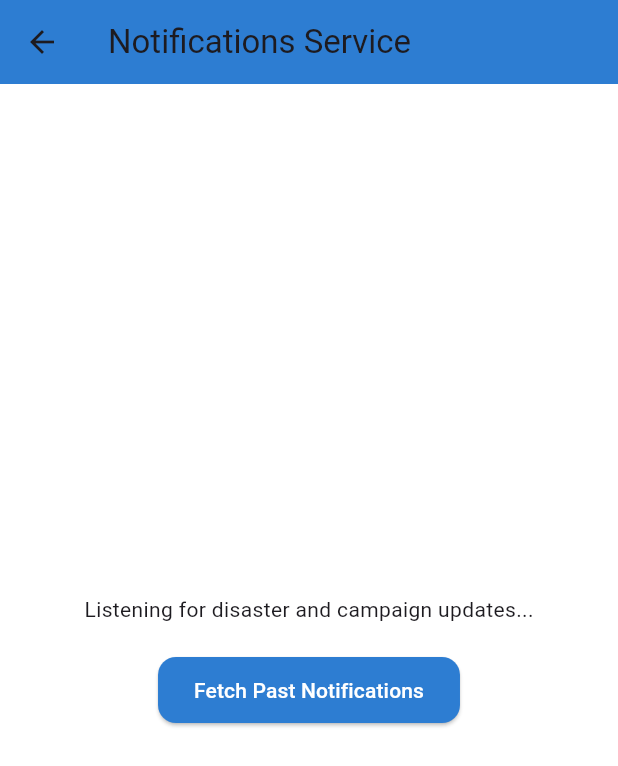
After one commit to kxlyani/app_advent_krew_AB2_11, a Flutter app: the NotificationPage screen opened directly, after a tap on "Fetch Past Notifications", on a phone screen of 412 x 824 dp. The commit adds this screen. Shown: the top 766 px of the screen. Run offline on Flutter 3.47's test engine with Material 3 defaults, Android fonts, the phone set to English and light mode, and no system bars; our stand-ins replace dio, flutter_countdown_timer, geolocator, google_maps_flutter, location, pin_code_fields and 1 more; missing offline and left inert: email_otp, onesignal_flutter, razorpay_flutter; accounts and stored records are empty; network calls fail.

Commit message:
Added payment integration, and defined push notifications structure.

```diff
--- /dev/null
+++ b/lib/models/notification.dart
@@ -0,0 +1,208 @@
+import 'package:flutter/material.dart';
+import 'package:geolocator/geolocator.dart';
+import 'package:http/http.dart' as http;
+import 'dart:convert';
+
+import 'package:relieflink/shared_preferences.dart';
+
+class NotificationService {
+  final String apiBaseUrl =
+      "https://relieflink-e824d-default-rtdb.firebaseio.com";
+  final String oneSignalAppId = "419ea6c0-3874-4aa5-9e7c-04713d0d063f";
+  final String oneSignalApiKey =
+      "os_v2_app_igpknqbyorfklht4aryt2digh6qqpvy6s4aucs5ttkvovq5lbcjkkv7delog2ll64dle2rlsxa66aj24aq4hxbhz6k2hz3hnqnitjyq"; // Replace with your OneSignal REST API key
+
+  void startListening() {
+    fetchDisasters();
+    fetchCampaigns();
+  }
+void fetchDisasters() async {
+  // Position userLocation = Position(
+  //   latitude: 37.7749, // Example user latitude
+  //   longitude: -122.4194, // Example user longitude
+  //   timestamp: DateTime.now(),
+  //   accuracy: 10.0, // Example accuracy in meters
+  //   altitude: 30.0, // Example altitude in meters
+  //   altitudeAccuracy: 5.0, // Example altitude accuracy in meters
+  //   heading: 0.0, // Example heading in degrees
+  //   headingAccuracy: 5.0, // Example heading accuracy in degrees
+  //   speed: 0.0, // Example speed in m/s
+  //   speedAccuracy: 0.0, // Example speed accuracy in m/s
+  // );
+
+  Position? userLocation = await getUserLocation();
+
+  // Dummy disaster data
+  List<Map<String, dynamic>> disasters = [
+    {
+      "type": "Earthquake",
+      "description": "A magnitude 6.5 earthquake has struck near the city.",
+      "criticalLevel": "High",
+      "latitude": 37.7750, // Near user location
+      "longitude": -122.4195
+    },
+    {
+      "type": "Flood",
+      "description": "Heavy rains have caused flooding in low-lying areas.",
+      "criticalLevel": "Moderate",
+      "latitude": 40.7128, // Far from user location
+      "longitude": -74.0060
+    },
+    {
+      "type": "Wildfire",
+      "description": "A wildfire is spreading rapidly in the forest region.",
+      "criticalLevel": "Severe",
+      "latitude": 37.78, // Close to user
+      "longitude": -122.42
+    }
+  ];
+
+  for (var disaster in disasters) {
+    double lat = disaster['latitude'];
+    double lng = disaster['longitude'];
+
+    if (isDisasterNearby(lat, lng, userLocation!)) {
+      sendDisasterNotification(disaster);
+    }
+  }
+}
+
+
+
+
+  void fetchCampaigns() async {
+    final response = await http.get(Uri.parse("$apiBaseUrl/campaigns"));
+    if (response.statusCode == 200) {
+      List<dynamic> campaigns = json.decode(response.body);
+      for (var campaign in campaigns) {
+        sendFundraisingNotification(campaign);
+      }
+    }
+  }
+
+  Future<Position?> getUserLocation() async {
+    bool serviceEnabled = await Geolocator.isLocationServiceEnabled();
+    if (!serviceEnabled) return null;
+
+    LocationPermission permission = await Geolocator.checkPermission();
+    if (permission == LocationPermission.denied) {
+      permission = await Geolocator.requestPermission();
+      if (permission == LocationPermission.deniedForever) return null;
+    }
+
+    return await Geolocator.getCurrentPosition(
+        desiredAccuracy: LocationAccuracy.high);
+  }
+
+  bool isDisasterNearby(
+      double disasterLat, double disasterLng, Position userLocation) {
+    double distance = Geolocator.distanceBetween(userLocation.latitude,
+        userLocation.longitude, disasterLat, disasterLng);
+    return distance < 1000000000000; // 10 km radius
+  }
+
+  Future<void> sendDisasterNotification(Map<String, dynamic> data) async {
+  String playerId = universalId;
+
+  print('DISASTER NOTIFICATION SENT, sending request to OneSignal...');
+
+  final response = await http.post(
+    Uri.parse("https://onesignal.com/api/v1/notifications"),
+    headers: {
+      "Authorization": "Basic $oneSignalApiKey",
+      "Content-Type": "application/json"
+    },
+    body: jsonEncode({
+      "app_id": oneSignalAppId,
+      "include_player_ids": [playerId],
+      "headings": {"en": "⚠ Disaster Alert: ${data['type']}"},
+      "contents": {
+        "en": "${data['description']} - Severity: ${data['criticalLevel']}"
+      },
+    }),
+  );
+
+  print("OneSignal Response: ${response.statusCode}");
+  print("Response Body: ${response.body}");
+}
+
+
+  Future<void> sendFundraisingNotification(Map<String, dynamic> data) async {
+    // Replace with your player ID or fetch it from your backend
+    String playerId =
+        universalId; // You need to store and retrieve this from your backend
+    print('FUNDRAISE NOTIFICATION SENT');
+    final response = await http.post(
+      Uri.parse("https://onesignal.com/api/v1/notifications"),
+      headers: {
+        "Authorization": "Basic $oneSignalApiKey",
+        "Content-Type": "application/json"
+      },
+      body: jsonEncode({
+        "app_id": oneSignalAppId,
+        "include_player_ids": [playerId],
+        "headings": {"en": "🚑 Help Needed: ${data['campaign_name']}"},
+        "contents": {
+          "en":
+              "NGO ${data['ngo_name']} is raising funds for ${data['disaster_type']}. Click to contribute."
+        },
+      }),
+    );
+
+    if (response.statusCode != 200) {
+      print("Failed to send fundraising notification: ${response.body}");
+    }
+  }
+
+  Future<void> fetchNotifications() async {
+    final response = await http.get(
+      Uri.parse(
+          "https://onesignal.com/api/v1/notifications?app_id=$oneSignalAppId"),
+      headers: {
+        "Authorization": "Basic $oneSignalApiKey",
+      },
+    );
+
+    if (response.statusCode == 200) {
+      var data = jsonDecode(response.body);
+      print("Notifications: $data");
+    } else {
+      print("Failed to fetch notifications: ${response.body}");
+    }
+  }
+}
+
+class NotificationPage extends StatefulWidget {
+  @override
+  _NotificationPageState createState() => _NotificationPageState();
+}
+
+class _NotificationPageState extends State<NotificationPage> {
+  final NotificationService _notificationService = NotificationService();
+
+  @override
+  void initState() {
+    super.initState();
+    _notificationService.startListening();
+  }
+
+  @override
+  Widget build(BuildContext context) {
+    return Scaffold(
+      appBar: AppBar(title: Text("Notifications Service")),
+      body: Center(
+        child: Column(
+          mainAxisAlignment: MainAxisAlignment.center,
+          children: [
+            Text("Listening for disaster and campaign updates..."),
+            SizedBox(height: 20),
+            ElevatedButton(
+              onPressed: () => _notificationService.fetchNotifications(),
+              child: Text("Fetch Past Notifications"),
+            ),
+          ],
+        ),
+      ),
+    );
+  }
+}
--- a/pubspec.yaml
+++ b/pubspec.yaml
@@ -45,6 +45,8 @@ dependencies:
   location: ^8.0.0
   xml: ^6.5.0
   onesignal_flutter: ^5.3.0
+  razorpay_flutter: ^1.4.0
+  firebase_database: ^11.3.4
 
 dev_dependencies:
   flutter_test:
```
Also changed, not shown: lib/main.dart (+12 -4 lines), lib/screens/razorpay_screen.dart (added, +196 -0 lines), lib/widgets/donation_details.dart (+8 -3 lines), pubspec.lock, 8 other files.
